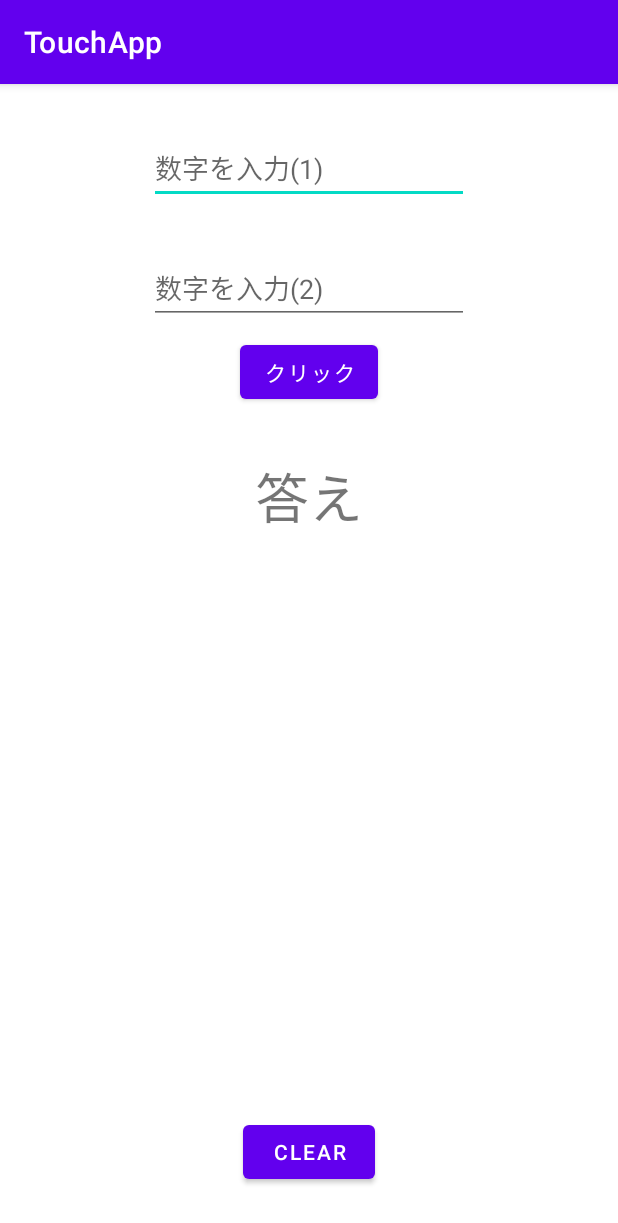
After one commit to focta/android-port, an Android app: the CalucurateActivity screen opened directly, with no data from a screen before it, on a phone screen of 412 x 824 dp. The commit adds this screen. Shown: the top 1223 px of the screen. Run offline under Robolectric (Android 15) with nearby library versions, the phone set to English and light mode, and no system bars.

```diff
--- a/app/src/main/AndroidManifest.xml
+++ b/app/src/main/AndroidManifest.xml
@@ -14,6 +14,9 @@
         android:theme="@style/Theme.TouchApp"
         tools:targetApi="31">
         <activity
+            android:name=".CalucurateActivity"
+            android:exported="false" />
+        <activity
             android:name=".DivinationActivity"
             android:exported="false" />
         <activity
--- /dev/null
+++ b/app/src/main/java/jp/tm/touchapp/CalucurateActivity.kt
@@ -0,0 +1,55 @@
+package jp.tm.touchapp
+
+import androidx.appcompat.app.AppCompatActivity
+import android.os.Bundle
+import android.util.Log
+import android.widget.Button
+import android.widget.EditText
+import android.widget.TextView
+import androidx.appcompat.app.AlertDialog
+
+class CalucurateActivity : AppCompatActivity() {
+    override fun onCreate(savedInstanceState: Bundle?) {
+        super.onCreate(savedInstanceState)
+        setContentView(R.layout.activity_calucurate)
+
+        // レイアウトからファイル取得
+        val et1: EditText = findViewById(R.id.et1)
+        val et2:EditText = findViewById(R.id.et2)
+        val tvAns: TextView = findViewById(R.id.tvAns)
+        val btnAdd: Button = findViewById(R.id.btnAdd)
+        val btnClear:Button = findViewById(R.id.btnClear)
+
+        // クリック処理
+        btnAdd.setOnClickListener {
+            Log.d("Debug", "btnAdd onClick")
+            if (et1.text.toString().equals("") || et2.text.toString().equals("")) {
+                Log.d("Debug", "EditText Empty")
+                // トースト
+//                Toast.makeText(this, "数字を入力してください", Toast.LENGTH_LONG).show()
+
+                // アラート用のダイアログ
+                AlertDialog.Builder(this)
+                    .setTitle("ERRROR!")
+                    .setMessage("数字を入力してください")
+                    .setPositiveButton("OK", null)
+                    .show()
+
+            } else {
+                // EditableTextはEditableText型なので、数値型に変換するまでにいくつかの手順を踏む
+                // EditableText => String => int と変換する
+                val sum:Int = et1.text.toString().toInt() + et2.text.toString().toInt()
+                tvAns.text = "合計は" + sum
+            }
+        }
+
+        // クリアの設定
+        btnClear.setOnClickListener {
+            et1.text.clear()
+            et2.text.clear()
+            tvAns.text = "答え"
+        }
+        Log.d("Debug", "onCreate()")
+
+    }
+}
--- /dev/null
+++ b/app/src/main/res/layout/activity_calucurate.xml
@@ -0,0 +1,65 @@
+<?xml version="1.0" encoding="utf-8"?>
+<androidx.constraintlayout.widget.ConstraintLayout xmlns:android="http://schemas.android.com/apk/res/android"
+    xmlns:app="http://schemas.android.com/apk/res-auto"
+    xmlns:tools="http://schemas.android.com/tools"
+    android:layout_width="match_parent"
+    android:layout_height="match_parent"
+    tools:context=".CalucurateActivity">
+
+
+    <EditText
+        android:id="@+id/et1"
+        android:layout_width="wrap_content"
+        android:layout_height="wrap_content"
+        android:layout_marginTop="32dp"
+        android:ems="10"
+        android:hint="数字を入力(1)"
+        android:inputType="number"
+        app:layout_constraintEnd_toEndOf="parent"
+        app:layout_constraintStart_toStartOf="parent"
+        app:layout_constraintTop_toTopOf="parent" />
+
+    <EditText
+        android:id="@+id/et2"
+        android:layout_width="wrap_content"
+        android:layout_height="wrap_content"
+        android:layout_marginTop="32dp"
+        android:ems="10"
+        android:hint="数字を入力(2)"
+        android:inputType="number"
+        app:layout_constraintEnd_toEndOf="parent"
+        app:layout_constraintStart_toStartOf="parent"
+        app:layout_constraintTop_toBottomOf="@+id/et1" />
+
+    <Button
+        android:id="@+id/btnAdd"
+        android:layout_width="wrap_content"
+        android:layout_height="wrap_content"
+        android:layout_marginTop="8dp"
+        android:text="クリック"
+        app:layout_constraintEnd_toEndOf="parent"
+        app:layout_constraintStart_toStartOf="parent"
+        app:layout_constraintTop_toBottomOf="@+id/et2" />
+
+    <TextView
+        android:id="@+id/tvAns"
+        android:layout_width="wrap_content"
+        android:layout_height="wrap_content"
+        android:layout_marginTop="32dp"
+        android:text="答え"
+        android:textSize="36sp"
+        app:layout_constraintEnd_toEndOf="parent"
+        app:layout_constraintStart_toStartOf="parent"
+        app:layout_constraintTop_toBottomOf="@+id/btnAdd" />
+
+    <Button
+        android:id="@+id/btnClear"
+        android:layout_width="wrap_content"
+        android:layout_height="wrap_content"
+        android:layout_marginBottom="32dp"
+        android:text="CLEAR"
+        app:layout_constraintBottom_toBottomOf="parent"
+        app:layout_constraintEnd_toEndOf="parent"
+        app:layout_constraintStart_toStartOf="parent" />
+
+</androidx.constraintlayout.widget.ConstraintLayout>
```
Also changed, not shown: app/src/main/java/jp/tm/touchapp/MainActivity.kt (+13 -42 lines), app/src/main/res/layout/activity_main.xml (+5 -51 lines), app/src/main/res/drawable/cat01.png (added), app/src/main/res/drawable/cat02.png (added), app/src/main/res/drawable/cat03.png (added).
